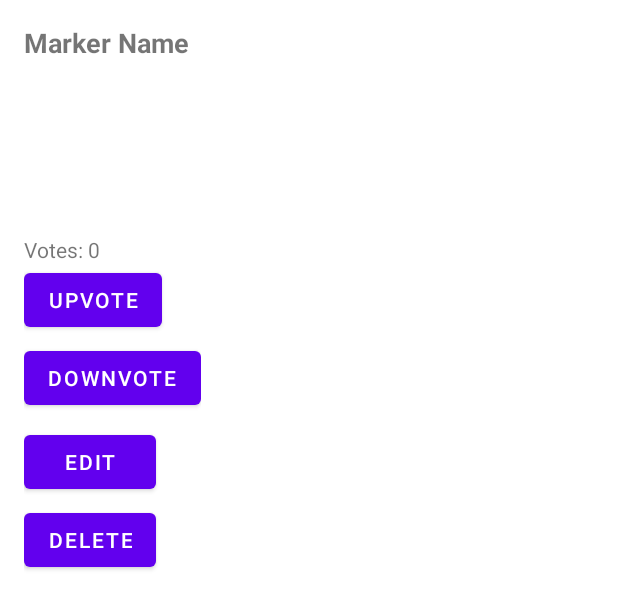
After one commit to Cirup/AccessAbility-Mob-App, an Android app built with Jetpack Compose: the layout popup_marker_details.xml on its own in the app's theme, with its tools: preview values and no code run, on a phone screen of 412 x 824 dp. The commit adds this screen. Shown: the top 609 px of the screen. Run offline under Robolectric (Android 15) with nearby library versions, the phone set to English and light mode, and no system bars.

Commit message:
Added Maps and Markers
When you toggle the + button where ever you press there will be a marker
when you tap on a marker there will be a pop up with working edit name, upvote, downvote and delete buttons
No it does not track logged in users
No it is not yet connected to a db

When you go to the profile fragment and back to the map the markers will remain

```diff
--- /dev/null
+++ b/app/src/main/res/layout/popup_marker_details.xml
@@ -0,0 +1,56 @@
+<?xml version="1.0" encoding="utf-8"?>
+<LinearLayout xmlns:android="http://schemas.android.com/apk/res/android"
+    android:layout_width="wrap_content"
+    android:layout_height="wrap_content"
+    android:orientation="vertical"
+    android:padding="16dp">
+
+    <TextView
+        android:id="@+id/markerName"
+        android:layout_width="wrap_content"
+        android:layout_height="wrap_content"
+        android:text="Marker Name"
+        android:textSize="18sp"
+        android:textStyle="bold" />
+
+    <ImageView
+        android:id="@+id/markerImage"
+        android:layout_width="100dp"
+        android:layout_height="100dp"
+        android:layout_marginTop="8dp" />
+
+    <TextView
+        android:id="@+id/voteCount"
+        android:layout_width="wrap_content"
+        android:layout_height="wrap_content"
+        android:text="Votes: 0"
+        android:layout_marginTop="8dp" />
+
+    <Button
+        android:id="@+id/upvoteButton"
+        android:layout_width="wrap_content"
+        android:layout_height="wrap_content"
+        android:text="Upvote" />
+
+    <Button
+        android:id="@+id/downvoteButton"
+        android:layout_width="wrap_content"
+        android:layout_height="wrap_content"
+        android:text="Downvote"
+        android:layout_marginTop="4dp" />
+
+    <Button
+        android:id="@+id/editButton"
+        android:layout_width="wrap_content"
+        android:layout_height="wrap_content"
+        android:text="Edit"
+        android:layout_marginTop="8dp" />
+
+    <Button
+        android:id="@+id/deleteButton"
+        android:layout_width="wrap_content"
+        android:layout_height="wrap_content"
+        android:text="Delete"
+        android:layout_marginTop="4dp" />
+
+</LinearLayout>
--- a/gradle/libs.versions.toml
+++ b/gradle/libs.versions.toml
@@ -8,6 +8,8 @@ espressoCore = "3.6.1"
 lifecycleRuntimeKtx = "2.8.6"
 activityCompose = "1.9.2"
 composeBom = "2024.04.01"
+maps = "18.1.0"
+constraintlayout = "2.1.4"
 
 [libraries]
 androidx-core-ktx = { group = "androidx.core", name = "core-ktx", version.ref = "coreKtx" }
@@ -24,6 +26,8 @@ androidx-ui-tooling-preview = { group = "androidx.compose.ui", name = "ui-toolin
 androidx-ui-test-manifest = { group = "androidx.compose.ui", name = "ui-test-manifest" }
 androidx-ui-test-junit4 = { group = "androidx.compose.ui", name = "ui-test-junit4" }
 androidx-material3 = { group = "androidx.compose.material3", name = "material3" }
+maps = { module = "com.google.android.gms:play-services-maps", version.ref = "maps" }
+androidx-constraintlayout = { group = "androidx.constraintlayout", name = "constraintlayout", version.ref = "constraintlayout" }
 
 [plugins]
 android-application = { id = "com.android.application", version.ref = "agp" }
```
Also changed, not shown: app/build.gradle.kts (+18 -0 lines), app/src/main/AndroidManifest.xml (+8 -0 lines), app/src/main/java/com/mco/frame/MainActivity.kt (+8 -2 lines), app/src/main/java/com/mco/frame/MapFragment.kt (+158 -39 lines), app/src/main/java/com/mco/frame/MarkerData.kt (added, +8 -0 lines), app/src/main/java/com/mco/frame/SharedViewModel.kt (added, +40 -0 lines), app/src/main/res/layout/fragment_map.xml (+26 -12 lines), app/src/main/res/drawable/placeholder.jpg (added).
